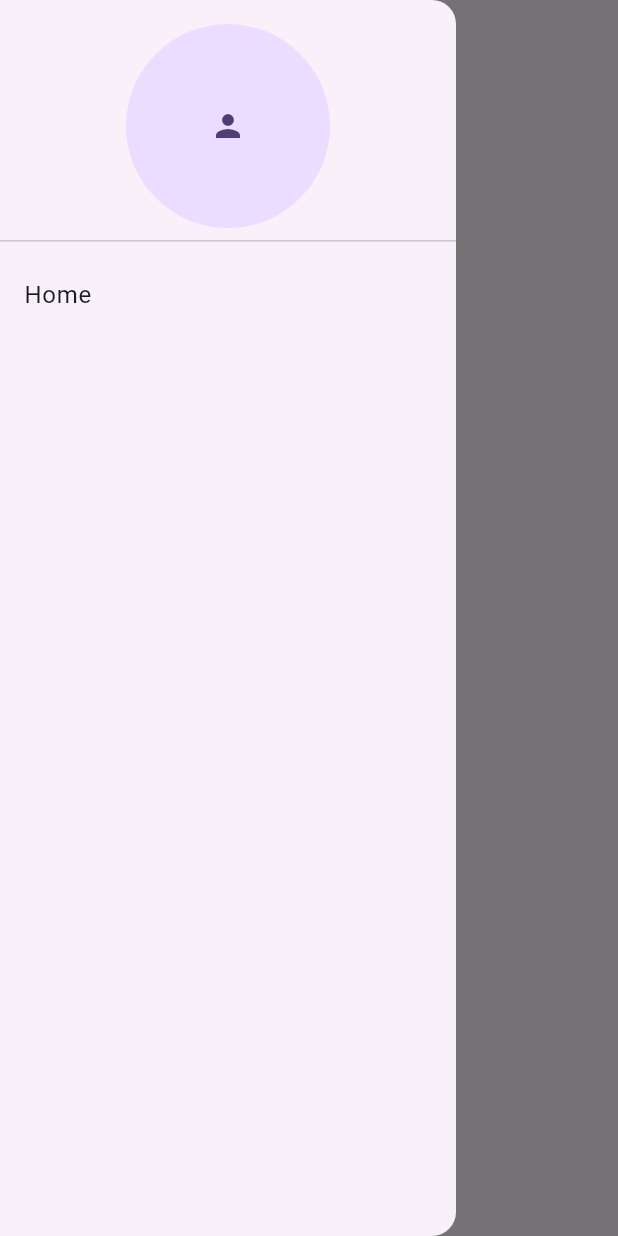
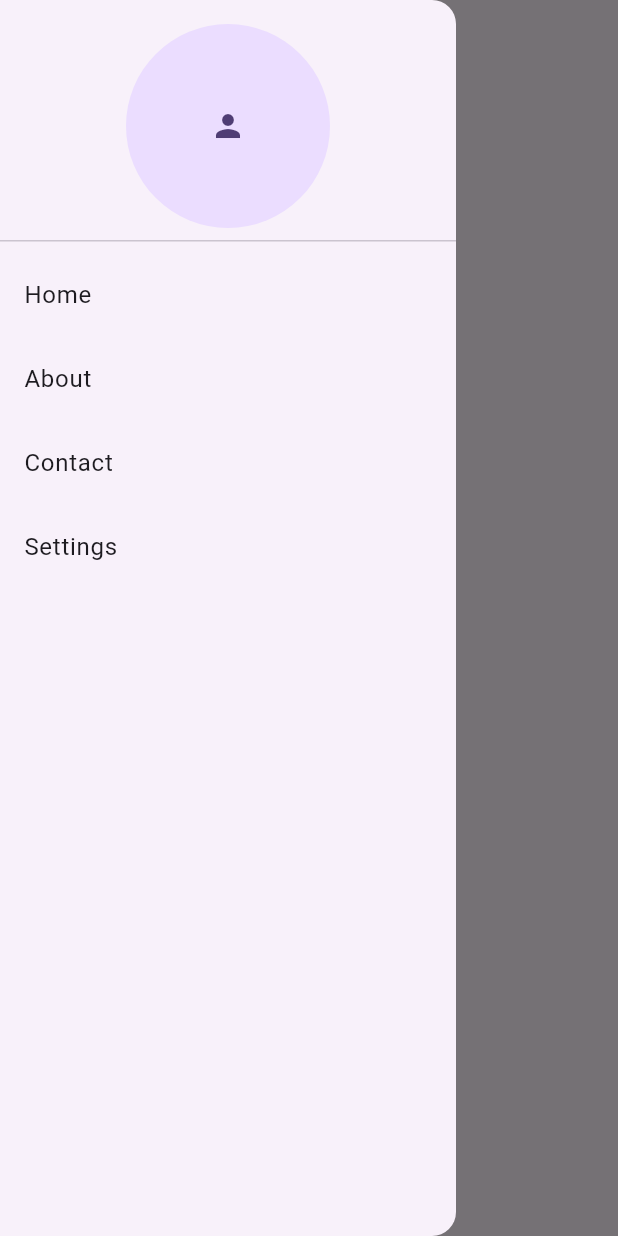
Before and after one commit to Tirth1107/Sem-5-Flutter-Practicals, a Flutter app: the p2 screen opened directly, with the side drawer open, on a phone screen of 412 x 824 dp. Run offline on Flutter 3.47's test engine with Material 3 defaults, Android fonts, the light colour scheme and no system bars; missing offline and left inert: dart:ffi.

Commit message:
Practical 14

```diff
--- a/lib/lab 15/p2.dart
+++ b/lib/lab 15/p2.dart
@@ -15,7 +15,27 @@ class _p2State extends State<p2> {
       drawer: NavigationDrawer(
         children: [
           DrawerHeader(child: CircleAvatar(child: Icon(Icons.person),)),
-          ListTile(title: Text("Home"),)
+          ListTile(title: Text("Home"),onTap: () {
+            setState(() {
+              page_text = "Home Page";
+            });
+          },),
+          ListTile(title: Text("About"),onTap: () {
+            setState(() {
+              page_text = "About US";
+            });
+          },),
+          ListTile(title: Text("Contact"),onTap: () {
+            setState(() {
+              page_text = "Contact US";
+            });
+          },),
+          ListTile(title: Text("Settings"),onTap: () {
+            setState(() {
+              page_text = "Settings";
+            });
+          },),
+
       ]),
     );
   }
```
